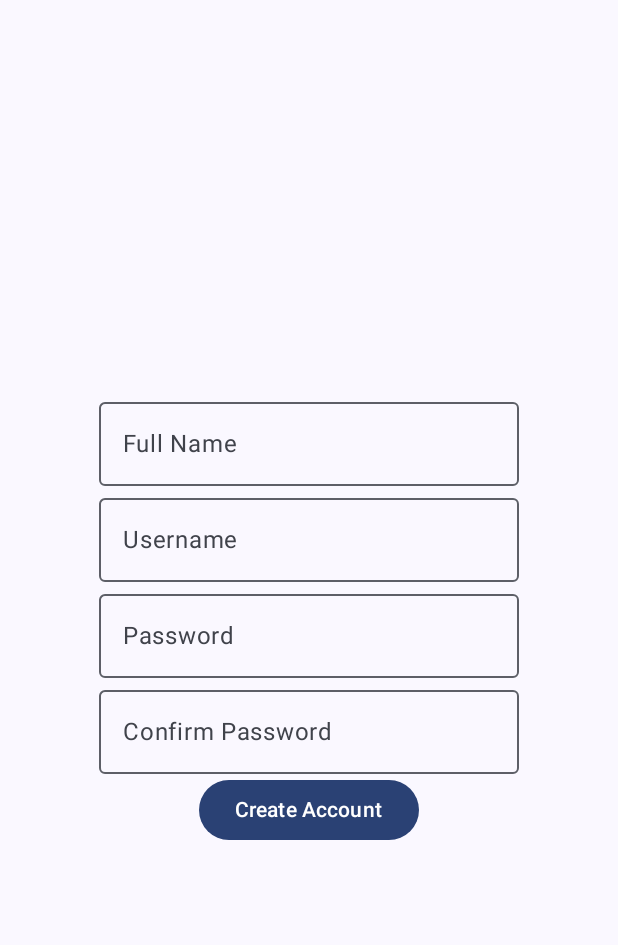
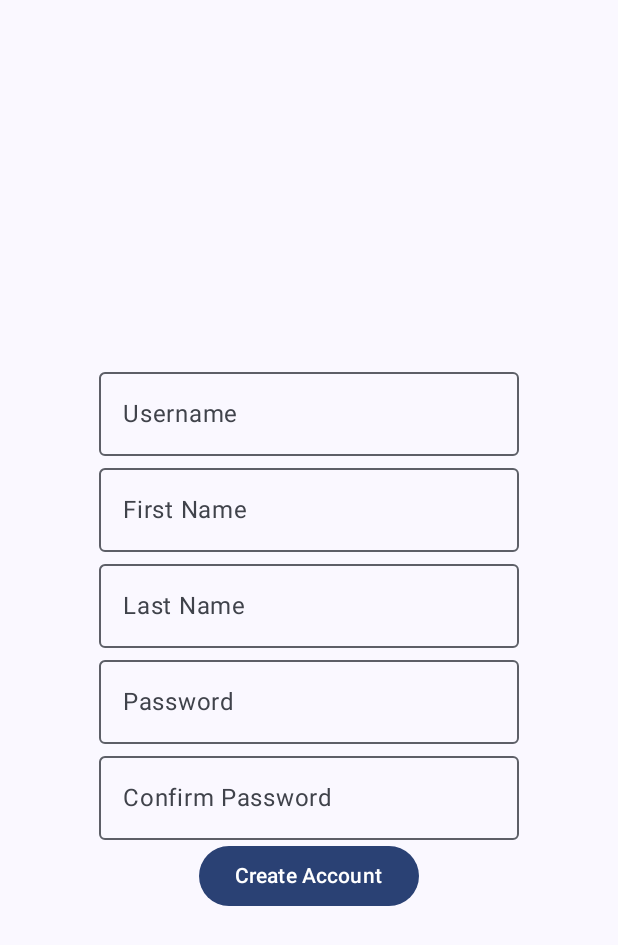
Before and after one commit to tun38646/assignment-1-mirror, an Android app built with Jetpack Compose: the screen it shows after launch (MainActivity), after a tap on "Create an Account", on a phone screen of 412 x 824 dp. Shown: the top 945 px of the screen. Run offline under Robolectric (Android 15) with nearby library versions, the phone set to English and light mode, and no system bars.

Commit message:
Updated the navigation flow

```diff
--- a/app/build.gradle.kts
+++ b/app/build.gradle.kts
@@ -50,7 +50,6 @@ android {
 }
 
 dependencies {
-
     implementation("androidx.navigation:navigation-compose:2.7.7")
     implementation("androidx.core:core-ktx:1.12.0")
     implementation("androidx.lifecycle:lifecycle-runtime-ktx:2.7.0")
--- a/app/src/main/AndroidManifest.xml
+++ b/app/src/main/AndroidManifest.xml
@@ -1,6 +1,8 @@
 <?xml version="1.0" encoding="utf-8"?>
 <manifest xmlns:android="http://schemas.android.com/apk/res/android"
     xmlns:tools="http://schemas.android.com/tools" >
+
+    <uses-permission android:name="android.permission.INTERNET"/>
 
     <application
         android:allowBackup="true"
--- /dev/null
+++ b/app/src/main/java/edu/temple/convoy/AccountManager.kt
@@ -0,0 +1 @@
+package edu.temple.convoy
--- a/app/src/main/java/edu/temple/convoy/MainActivity.kt
+++ b/app/src/main/java/edu/temple/convoy/MainActivity.kt
@@ -12,22 +12,30 @@ import androidx.compose.material3.OutlinedTextField
 import androidx.compose.material3.Surface
 import androidx.compose.material3.Text
 import androidx.compose.runtime.Composable
+import androidx.compose.runtime.LaunchedEffect
 import androidx.compose.runtime.getValue
 import androidx.compose.runtime.mutableStateOf
 import androidx.compose.runtime.remember
 import androidx.compose.runtime.setValue
 import androidx.compose.ui.Alignment
 import androidx.compose.ui.Modifier
+import androidx.compose.ui.graphics.Color
 import androidx.compose.ui.tooling.preview.Preview
 import androidx.navigation.NavController
 import androidx.navigation.compose.NavHost
 import androidx.navigation.compose.composable
 import androidx.navigation.compose.rememberNavController
 import edu.temple.convoy.ui.theme.ConvoyTheme
+import kotlinx.coroutines.CoroutineScope
+import kotlinx.coroutines.Dispatchers
+import kotlinx.coroutines.GlobalScope
+import kotlinx.coroutines.Job
+import kotlinx.coroutines.launch
 
 class MainActivity : ComponentActivity() {
     override fun onCreate(savedInstanceState: Bundle?) {
         super.onCreate(savedInstanceState)
+
         setContent {
             ConvoyTheme {
                 // A surface container using the 'background' color from the theme
@@ -75,24 +83,45 @@ fun InitialScreen(navController: NavController) {
 
 @Composable
 fun CreateAccountScreen(navController: NavController) {
-    var fullName by remember { mutableStateOf("") }
-    var username by remember { mutableStateOf("") }
-    var password by remember { mutableStateOf("") }
-    var confirmPassword by remember { mutableStateOf("") }
+    var username by remember {
+        mutableStateOf("")
+    }
+    var firstName by remember {
+        mutableStateOf("")
+    }
+    var lastName by remember {
+        mutableStateOf("")
+    }
+    var password by remember {
+        mutableStateOf("")
+    }
+    var confirmPassword by remember {
+        mutableStateOf("")
+    }
+
+    var errorMessage by remember {
+        mutableStateOf("")
+    }
 
     Column(
         horizontalAlignment = Alignment.CenterHorizontally,
         verticalArrangement = Arrangement.Center
     ) {
-        OutlinedTextField(
-            value = fullName,
-            onValueChange = { fullName = it },
-            label = { Text(text = "Full Name") }
-        )
+        Text(text = errorMessage, color = Color.Red)
         OutlinedTextField(
             value = username,
             onValueChange = { username = it },
             label = { Text(text = "Username") }
+        )
+        OutlinedTextField(
+            value = firstName,
+            onValueChange = { firstName = it },
+            label = { Text(text = "First Name") }
+        )
+        OutlinedTextField(
+            value = lastName,
+            onValueChange = { lastName = it },
+            label = { Text(text = "Last Name") }
         )
         OutlinedTextField(
             value = password,
@@ -104,7 +133,16 @@ fun CreateAccountScreen(navController: NavController) {
             onValueChange = { confirmPassword = it },
             label = { Text(text = "Confirm Password") }
         )
-        Button(onClick = { navController.navigate("mainScreen") }) {
+        Button(onClick = {
+            if (username.isEmpty() || firstName.isEmpty() || lastName.isEmpty() || password.isEmpty() || confirmPassword.isEmpty()) {
+                errorMessage = "Please fill in all fields."
+            } else if (password != confirmPassword) {
+                errorMessage = "Passwords do not match."
+            } else {
+//                navController.navigate("mainScreen")
+            }
+
+        }) {
             Text(text = "Create Account")
         }
     }
@@ -120,10 +158,15 @@ fun LoginScreen(navController: NavController) {
         mutableStateOf("")
     }
 
+    var errorMessage by remember {
+        mutableStateOf("")
+    }
+
     Column(
         horizontalAlignment = Alignment.CenterHorizontally,
         verticalArrangement = Arrangement.Center
     ) {
+        Text(text = errorMessage, color = Color.Red)
         OutlinedTextField(
             value = username,
             onValueChange = { username = it },
@@ -134,7 +177,13 @@ fun LoginScreen(navController: NavController) {
             onValueChange = { password = it },
             label = { Text(text = "Password") }
         )
-        Button(onClick = { navController.navigate("mainScreen") }) {
+        Button(onClick = {
+            if (username.isEmpty() || password.isEmpty()) {
+                errorMessage = "Please fill in all fields."
+            } else {
+//                navController.navigate("mainScreen")
+            }
+        }) {
             Text(text = "Log In")
         }
     }
@@ -142,13 +191,18 @@ fun LoginScreen(navController: NavController) {
 
 @Composable
 fun MainScreen(navController: NavController) {
-
+    Column(
+        horizontalAlignment = Alignment.CenterHorizontally,
+        verticalArrangement = Arrangement.Center
+    ) {
+        Text(text = "Main Screen")
+    }
 }
 
-@Preview
-@Composable
-fun DefaultPreview() {
-    ConvoyTheme {
-        ConvoyApp()
-    }
-}
+//@Preview
+//@Composable
+//fun DefaultPreview() {
+//    ConvoyTheme {
+//        ConvoyApp()
+//    }
+//}
```
